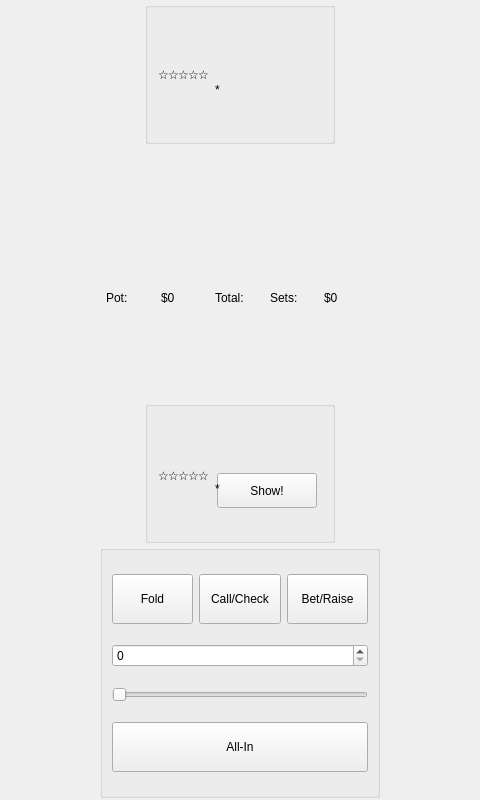
ph4n70mr1ddl3r/pokerth, file src/gui/qt/gametable.ui: the form before one commit.
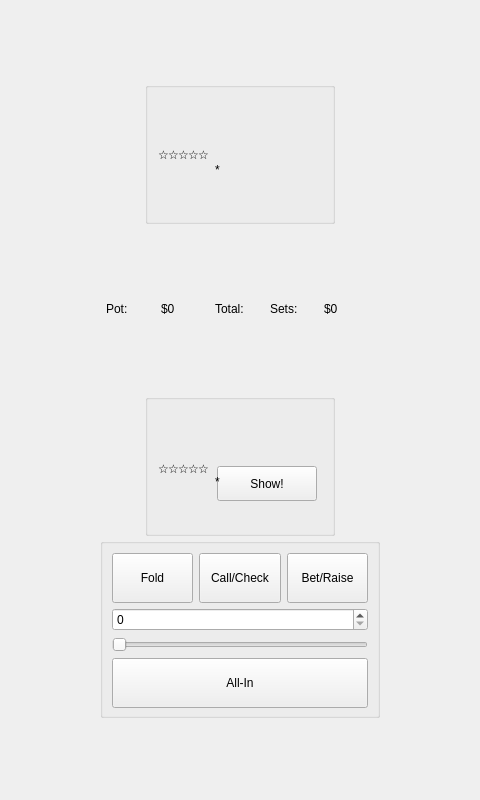
The form after the commit. Icons and pictures are not drawn. Custom widgets are drawn as their Qt base class.

Commit message: Refactor GameTable UI: Resize to 360x640, center content, and enable window resizing

```diff
--- a/src/gui/qt/gametable.ui
+++ b/src/gui/qt/gametable.ui
@@ -12,20 +12,32 @@
   </property>
   <property name="minimumSize">
    <size>
-    <width>480</width>
-    <height>800</height>
-   </size>
-  </property>
-  <property name="maximumSize">
-   <size>
-    <width>480</width>
-    <height>800</height>
+    <width>360</width>
+    <height>640</height>
    </size>
   </property>
   <property name="windowTitle">
    <string>PokerTH</string>
   </property>
   <widget class="QWidget" name="centralwidget">
+   <layout class="QGridLayout" name="gridLayout_Centering">
+    <item row="1" column="1">
+     <widget class="QFrame" name="frame_FixedContainer">
+      <property name="minimumSize">
+       <size>
+        <width>360</width>
+        <height>640</height>
+       </size>
+      </property>
+      <property name="maximumSize">
+       <size>
+        <width>360</width>
+        <height>640</height>
+       </size>
+      </property>
+      <property name="frameShape">
+       <enum>QFrame::NoFrame</enum>
+      </property>
    <layout class="QVBoxLayout" name="verticalLayout_Main">
     <property name="spacing">
      <number>2</number>
@@ -709,7 +721,61 @@
       </layout>
      </widget>
     </item>
-
+      </layout>
+     </widget>
+    </item>
+    <item row="0" column="1">
+     <spacer name="verticalSpacer_Top">
+      <property name="orientation">
+       <enum>Qt::Vertical</enum>
+      </property>
+      <property name="sizeHint" stdset="0">
+       <size>
+        <width>20</width>
+        <height>40</height>
+       </size>
+      </property>
+     </spacer>
+    </item>
+    <item row="2" column="1">
+     <spacer name="verticalSpacer_Bottom">
+      <property name="orientation">
+       <enum>Qt::Vertical</enum>
+      </property>
+      <property name="sizeHint" stdset="0">
+       <size>
+        <width>20</width>
+        <height>40</height>
+       </size>
+      </property>
+     </spacer>
+    </item>
+    <item row="1" column="0">
+     <spacer name="horizontalSpacer_Left">
+      <property name="orientation">
+       <enum>Qt::Horizontal</enum>
+      </property>
+      <property name="sizeHint" stdset="0">
+       <size>
+        <width>40</width>
+        <height>20</height>
+       </size>
+      </property>
+     </spacer>
+    </item>
+    <item row="1" column="2">
+     <spacer name="horizontalSpacer_Right">
+      <property name="orientation">
+       <enum>Qt::Horizontal</enum>
+      </property>
+      <property name="sizeHint" stdset="0">
+       <size>
+        <width>40</width>
+        <height>20</height>
+       </size>
+      </property>
+     </spacer>
+    </item>
    </layout>
   </widget>
 
```
Left out of the diff: 8 changed lines with no effect on the pictures. Lines whose indentation alone changed are shown as unchanged. The commit also changes 1 other file.
